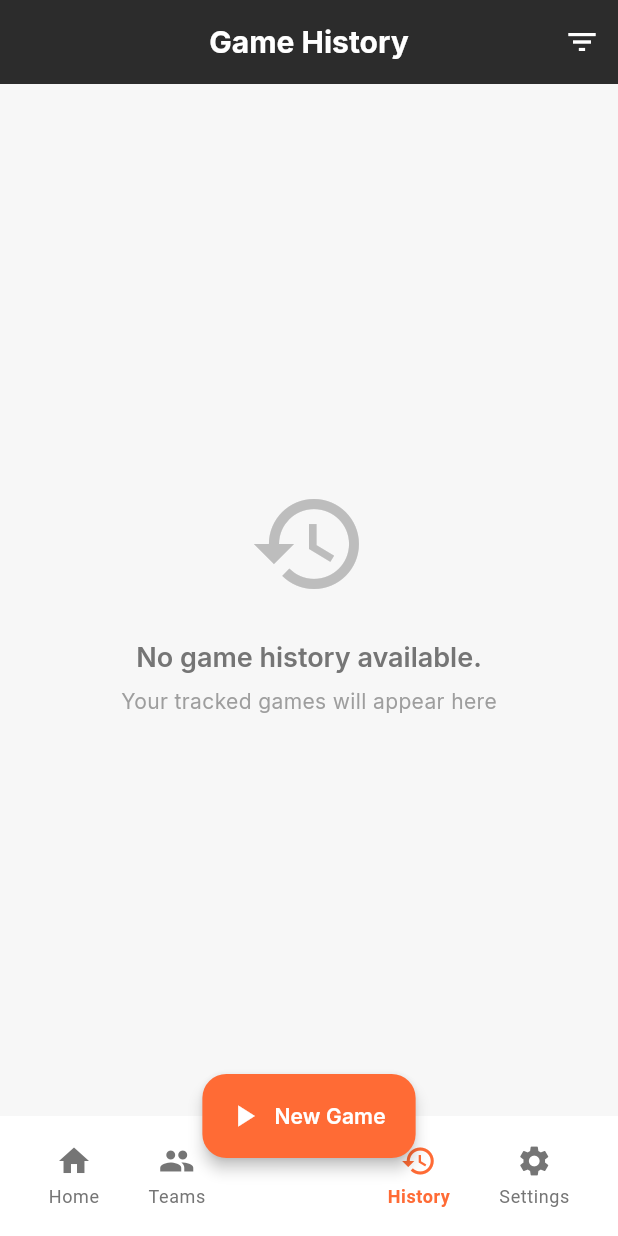
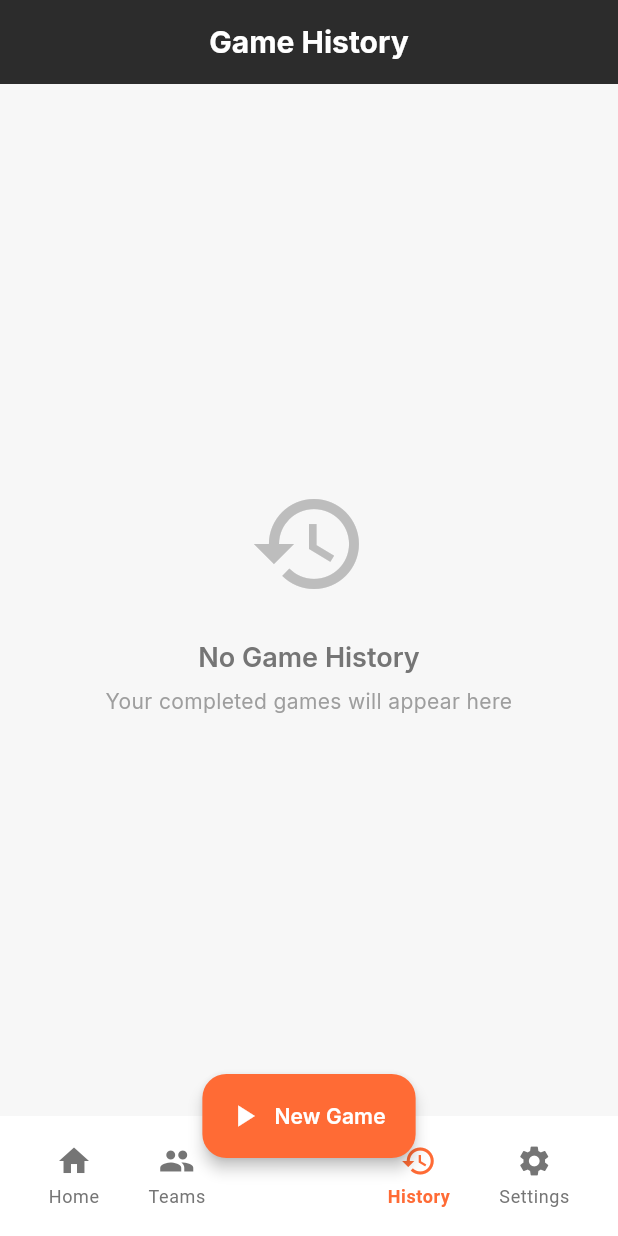
Before and after one commit to mbanixox/hooply, a Flutter app: the HistoryScreen screen opened by its route, on a phone screen of 412 x 824 dp. Run offline on Flutter 3.47's test engine with Material 3 defaults, Android fonts, the light colour scheme and no system bars; our stand-ins replace drift, flutter_riverpod, go_router, google_fonts, riverpod_annotation, shared_preferences; accounts and stored records are empty; generated files the repository leaves out were written again.

Commit message:
Update history screen to display past games and navigate to game summary

```diff
--- /dev/null
+++ b/lib/features/history/presentation/screens/history_screen.dart
@@ -0,0 +1,167 @@
+import 'package:flutter/material.dart';
+import 'package:flutter_riverpod/flutter_riverpod.dart';
+import 'package:go_router/go_router.dart';
+import 'package:hooply/core/database/app_database.dart';
+import 'package:hooply/features/game/data/game_repository.dart';
+import 'package:hooply/features/team/presentation/providers/team_provider.dart';
+import 'package:hooply/routes/route_names.dart';
+import 'package:hooply/shared/widgets/bottom_nav_scaffold.dart';
+import 'package:intl/intl.dart';
+
+class HistoryScreen extends ConsumerWidget {
+  const HistoryScreen({super.key});
+
+  @override
+  Widget build(BuildContext context, WidgetRef ref) {
+    final gamesStream = ref.watch(gameRepositoryProvider).watchAllGames();
+
+    return BottomNavScaffold(
+      currentIndex: 2,
+      appBar: AppBar(title: const Text('Game History')),
+      body: SafeArea(
+        child: StreamBuilder<List<Game>>(
+          stream: gamesStream,
+          builder: (context, snapshot) {
+            if (snapshot.connectionState == ConnectionState.waiting) {
+              return const Center(child: CircularProgressIndicator());
+            }
+
+            if (snapshot.hasError) {
+              return Center(child: Text('Error: ${snapshot.error}'));
+            }
+
+            final games = snapshot.data ?? [];
+            final completedGames = games
+                .where((g) => g.status == 'completed')
+                .toList();
+
+            if (completedGames.isEmpty) {
+              return _buildEmptyState(context);
+            }
+
+            return ListView.builder(
+              padding: const EdgeInsets.all(16),
+              itemCount: completedGames.length,
+              itemBuilder: (context, index) {
+                return _GameHistoryCard(game: completedGames[index]);
+              },
+            );
+          },
+        ),
+      ),
+    );
+  }
+
+  Widget _buildEmptyState(BuildContext context) {
+    return Center(
+      child: Padding(
+        padding: const EdgeInsets.all(32),
+        child: Column(
+          mainAxisAlignment: MainAxisAlignment.center,
+          children: [
+            Icon(Icons.history, size: 80, color: Colors.grey[400]),
+            const SizedBox(height: 24),
+            Text(
+              'No Game History',
+              style: Theme.of(
+                context,
+              ).textTheme.titleLarge?.copyWith(color: Colors.grey[600]),
+            ),
+            const SizedBox(height: 8),
+            Text(
+              'Your completed games will appear here',
+              style: Theme.of(
+                context,
+              ).textTheme.bodyMedium?.copyWith(color: Colors.grey[500]),
+              textAlign: TextAlign.center,
+            ),
+          ],
+        ),
+      ),
+    );
+  }
+}
+
+class _GameHistoryCard extends ConsumerWidget {
+  final Game game;
+
+  const _GameHistoryCard({required this.game});
+
+  @override
+  Widget build(BuildContext context, WidgetRef ref) {
+    final teamAsync = ref.watch(teamByIdProvider(game.teamId));
+    final dateFormat = DateFormat('MMM d, y');
+    final timeFormat = DateFormat('h:mm a');
+
+    return Card(
+      margin: const EdgeInsets.only(bottom: 12),
+      child: InkWell(
+        onTap: () => context.pushNamed(
+          RouteNames.gameSummary,
+          pathParameters: {'id': game.id.toString()},
+        ),
+        borderRadius: BorderRadius.circular(16),
+        child: Padding(
+          padding: const EdgeInsets.all(16),
+          child: teamAsync.when(
+            data: (team) {
+              return Row(
+                children: [
+                  // Game Icon
+                  Container(
+                    padding: const EdgeInsets.all(12),
+                    decoration: BoxDecoration(
+                      color: Theme.of(
+                        context,
+                      ).colorScheme.primary.withValues(alpha: 0.1),
+                      shape: BoxShape.circle,
+                    ),
+                    child: Icon(
+                      Icons.sports_basketball,
+                      color: Theme.of(context).colorScheme.primary,
+                      size: 28,
+                    ),
+                  ),
+                  const SizedBox(width: 16),
+
+                  // Game Info
+                  Expanded(
+                    child: Column(
+                      crossAxisAlignment: CrossAxisAlignment.start,
+                      children: [
+                        Text(
+                          team?.name ?? 'Unknown Team',
+                          style: Theme.of(context).textTheme.titleMedium
+                              ?.copyWith(fontWeight: FontWeight.bold),
+                        ),
+                        const SizedBox(height: 4),
+                        Text(
+                          'vs ${game.opponentName}',
+                          style: Theme.of(context).textTheme.bodyMedium,
+                        ),
+                        const SizedBox(height: 4),
+                        Text(
+                          '${dateFormat.format(game.gameDate)} • ${timeFormat.format(game.gameDate)}',
+                          style: Theme.of(context).textTheme.bodySmall
+                              ?.copyWith(color: Colors.grey[600]),
+                        ),
+                      ],
+                    ),
+                  ),
+
+                  // Arrow
+                  Icon(Icons.chevron_right, color: Colors.grey[400]),
+                ],
+              );
+            },
+            loading: () => const SizedBox(
+              height: 80,
+              child: Center(child: CircularProgressIndicator()),
+            ),
+            error: (_, __) => const SizedBox(height: 80),
+          ),
+        ),
+      ),
+    );
+  }
+}
--- a/lib/features/home/presentation/screens/history_screen.dart
+++ /dev/null
@@ -1,59 +0,0 @@
-import 'package:flutter/material.dart';
-import 'package:hooply/shared/widgets/bottom_nav_scaffold.dart';
-
-class HistoryScreen extends StatelessWidget {
-  const HistoryScreen({super.key});
-
-  @override
-  Widget build(BuildContext context) {
-    return BottomNavScaffold(
-      currentIndex: 2,
-      appBar: AppBar(
-        title: const Text("Game History"),
-        actions: [
-          IconButton(
-            icon: const Icon(Icons.filter_list),
-            onPressed: () {
-              ScaffoldMessenger.of(context).showSnackBar(
-                const SnackBar(content: Text("Filter - Coming Soon!")),
-              );
-            },
-          ),
-        ],
-      ),
-      body: SafeArea(
-        child: Padding(
-          padding: const EdgeInsets.all(20.0),
-          child: Column(
-            children: [
-              Expanded(
-                child: Center(
-                  child: Column(
-                    mainAxisAlignment: MainAxisAlignment.center,
-                    children: [
-                      Icon(Icons.history, size: 80, color: Colors.grey[400]),
-                      const SizedBox(height: 24),
-                      Text(
-                        "No game history available.",
-                        style: Theme.of(context).textTheme.titleLarge?.copyWith(
-                          color: Colors.grey[600],
-                        ),
-                      ),
-                      const SizedBox(height: 8),
-                      Text(
-                        "Your tracked games will appear here",
-                        style: Theme.of(context).textTheme.bodyMedium?.copyWith(
-                          color: Colors.grey[500],
-                        ),
-                      ),
-                    ],
-                  ),
-                ),
-              ),
-            ],
-          ),
-        ),
-      ),
-    );
-  }
-}
--- a/lib/routes/app_router.dart
+++ b/lib/routes/app_router.dart
@@ -3,7 +3,7 @@ import 'package:go_router/go_router.dart';
 import 'package:hooply/features/game/presentation/screens/game_setup_screen.dart';
 import 'package:hooply/features/game/presentation/screens/game_summary_screen.dart';
 import 'package:hooply/features/game/presentation/screens/live_game_screen.dart';
-import 'package:hooply/features/home/presentation/screens/history_screen.dart';
+import 'package:hooply/features/history/presentation/screens/history_screen.dart';
 import 'package:hooply/features/home/presentation/screens/home_screen.dart';
 import 'package:hooply/features/home/presentation/screens/settings_screen.dart';
 import 'package:hooply/features/team/presentation/screens/team_detail_screen.dart';
```
